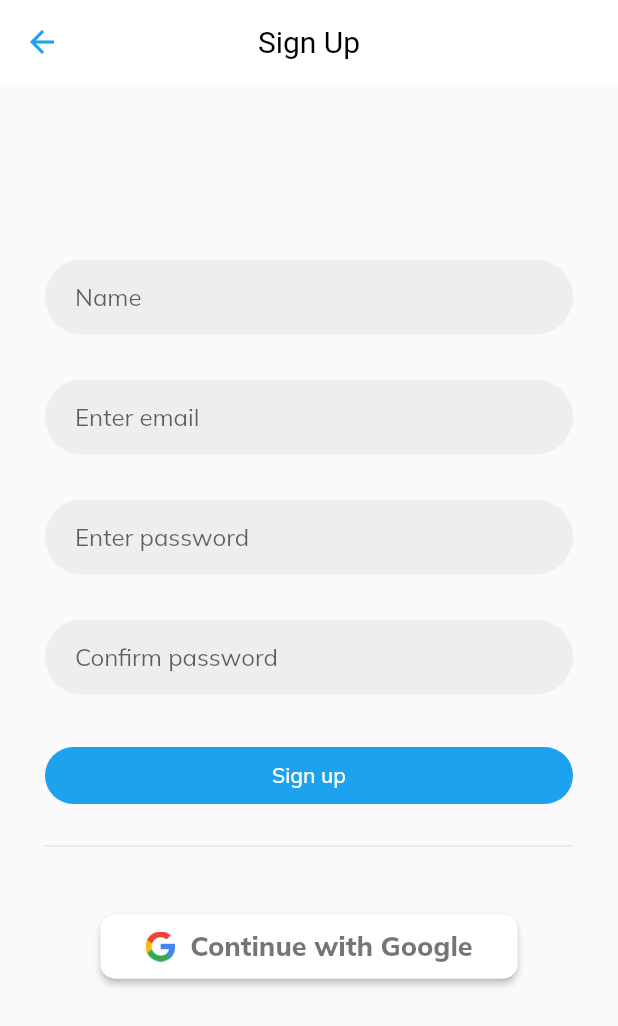
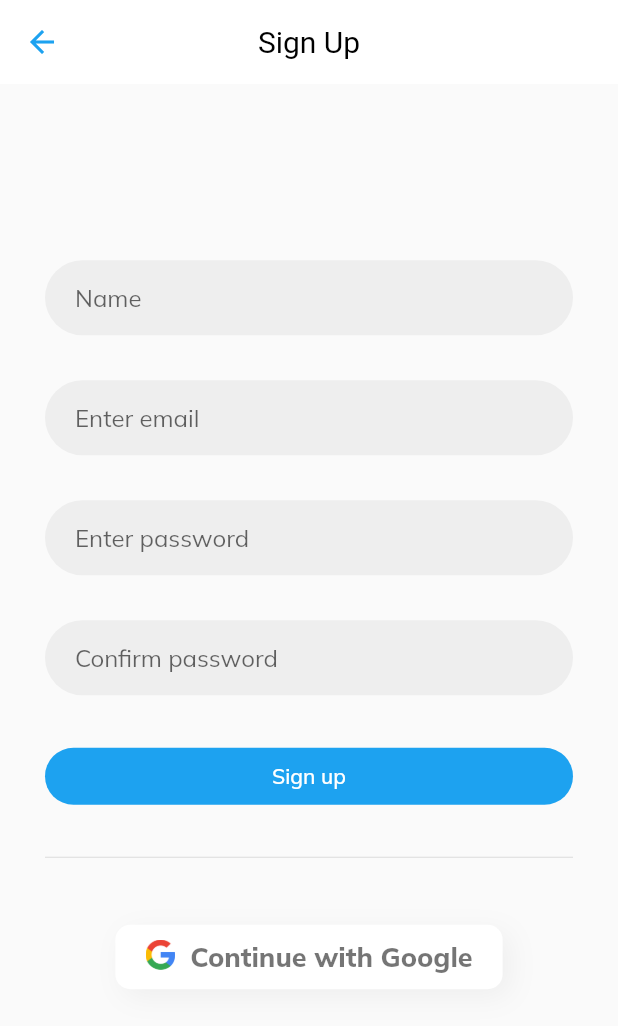
Before and after one commit to TheAlphamerc/flutter_twitter_clone, a Flutter app: the Signup screen opened directly, on a phone screen of 412 x 824 dp. Shown: the top 1026 px of the screen. Run offline on Flutter 3.47's test engine with Material 2 defaults, Android fonts, the phone set to English and light mode, and no system bars; our stand-ins replace firebase_analytics, firebase_auth, firebase_database, firebase_messaging, firebase_remote_config, firebase_storage and 4 more; missing offline and left inert: flutter_advanced_networkimage; accounts and stored records are empty.

Commit message:
:recycle: code refactor 1.:recycle: Google login button moved to seperate widget. 2.:bug:(fix) Username text overflow error.

```diff
--- a/lib/page/Auth/signup.dart
+++ b/lib/page/Auth/signup.dart
@@ -5,9 +5,11 @@ import 'package:flutter_twitter_clone/helper/enum.dart';
 import 'package:flutter_twitter_clone/helper/theme.dart';
 import 'package:flutter_twitter_clone/helper/utility.dart';
 import 'package:flutter_twitter_clone/model/user.dart';
+import 'package:flutter_twitter_clone/page/Auth/widget/googleLoginButton.dart';
 import 'package:flutter_twitter_clone/state/authState.dart';
 import 'package:flutter_twitter_clone/widgets/customWidgets.dart';
 import 'package:flutter_twitter_clone/widgets/newWidget/customLoader.dart';
+import 'package:flutter_twitter_clone/widgets/newWidget/rippleButton.dart';
 import 'package:flutter_twitter_clone/widgets/newWidget/title_text.dart';
 import 'package:provider/provider.dart';
 
@@ -22,7 +24,6 @@ class Signup extends StatefulWidget {
 class _SignupState extends State<Signup> {
   TextEditingController _nameController;
   TextEditingController _emailController;
-  // TextEditingController _mobileController;
   TextEditingController _passwordController;
   TextEditingController _confirmController;
   CustomLoader loader;
@@ -33,18 +34,17 @@ class _SignupState extends State<Signup> {
     loader = CustomLoader();
     _nameController = TextEditingController();
     _emailController = TextEditingController();
-    // _mobileController = TextEditingController();
     _passwordController = TextEditingController();
     _confirmController = TextEditingController();
-    // _emailController.text = 'bruce.wayne@gmail.com';
-    // _passwordController.text = '1234567';
-    // _nameController.text = 'Bruce Wayne';
-    // _mobileController.text =    '9871234567';
-    // _passwordController.text = '1234567';
-    // _confirmController.text = '1234567';
     super.initState();
   }
-
+  void dispose() {
+    _emailController.dispose();
+    _passwordController.dispose();
+    _nameController.dispose();
+    _confirmController.dispose();
+    super.dispose();
+  }
   Widget _body(BuildContext context) {
     return Container(
       height: fullHeight(context) - 88,
@@ -64,8 +64,14 @@ class _SignupState extends State<Signup> {
                 controller: _confirmController, isPassword: true),
             _submitButton(context),
 
-            Divider(),
-            _googleLoginButton(context)
+            Divider(height: 30),
+            SizedBox(height: 30),
+            // _googleLoginButton(context),
+            GoogleLoginButton(
+              loginCallback: widget.loginCallback,
+              loader: loader,
+            ),
+            SizedBox(height: 30),
           ],
         ),
       ),
@@ -117,41 +123,34 @@ class _SignupState extends State<Signup> {
     );
   }
 
-  Widget _googleLoginButton(BuildContext context) {
-    return Container(
-      alignment: Alignment.center,
-      margin: EdgeInsets.symmetric(vertical: 35),
-      child: Row(
-        mainAxisAlignment: MainAxisAlignment.center,
-        children: <Widget>[
-          MaterialButton(
-            elevation: 2,
-            shape:
-                RoundedRectangleBorder(borderRadius: BorderRadius.circular(10)),
-            color: Colors.white,
-            onPressed: _googleLogin,
-            padding: EdgeInsets.symmetric(horizontal: 30, vertical: 10),
-            child: Row(
-              children: <Widget>[
-                Image.asset(
-                  'assets/images/google_logo.png',
-                  height: 20,
-                  width: 20,
-                ),
-                SizedBox(width: 10),
-                TitleText(
-                  'Continue with Google',
-                  color: Colors.black54,
-                ),
-              ],
-            ),
-          ),
-        ],
-      ),
-    );
+  void _googleLogin() {
+    var state = Provider.of<AuthState>(context, listen: false);
+    if (state.isbusy) {
+      return;
+    }
+    loader.showLoader(context);
+    state.handleGoogleSignIn().then((status) {
+      // print(status)
+      if (state.user != null) {
+        loader.hideLoader();
+        Navigator.pop(context);
+        widget.loginCallback();
+      } else {
+        loader.hideLoader();
+        cprint('Unable to login', errorIn: '_googleLoginButton');
+      }
+    });
   }
 
   void _submitForm() {
+    if (_emailController.text.isEmpty) {
+      customSnackBar(_scaffoldKey, 'Please enter name');
+      return;
+    }
+    if (_emailController.text.length > 27) {
+      customSnackBar(_scaffoldKey, 'Name length cannot exceed 27 character');
+      return;
+    }
     if (_emailController.text == null ||
         _emailController.text.isEmpty ||
         _passwordController.text == null ||
@@ -164,6 +163,7 @@ class _SignupState extends State<Signup> {
           _scaffoldKey, 'Password and confirm password did not match');
       return;
     }
+
     loader.showLoader(context);
     var state = Provider.of<AuthState>(context, listen: false);
     Random random = new Random();
@@ -199,25 +199,6 @@ class _SignupState extends State<Signup> {
     );
   }
 
-  void _googleLogin() {
-    var state = Provider.of<AuthState>(context,listen: false);
-    if (state.isbusy) {
-      return;
-    }
-    loader.showLoader(context);
-    state.handleGoogleSignIn().then((status) {
-      // print(status)
-      if (state.user != null) {
-        loader.hideLoader();
-        Navigator.pop(context);
-        widget.loginCallback();
-      } else {
-        loader.hideLoader();
-        cprint('Unable to login', errorIn: '_googleLoginButton');
-      }
-    });
-  }
-
   @override
   Widget build(BuildContext context) {
     return Scaffold(
--- /dev/null
+++ b/lib/page/Auth/widget/googleLoginButton.dart
@@ -0,0 +1,66 @@
+import 'package:flutter/material.dart';
+import 'package:flutter_twitter_clone/helper/utility.dart';
+import 'package:flutter_twitter_clone/state/authState.dart';
+import 'package:flutter_twitter_clone/widgets/newWidget/customLoader.dart';
+import 'package:flutter_twitter_clone/widgets/newWidget/rippleButton.dart';
+import 'package:flutter_twitter_clone/widgets/newWidget/title_text.dart';
+import 'package:provider/provider.dart';
+
+class GoogleLoginButton extends StatelessWidget {
+  const GoogleLoginButton({Key key, @required this.loader, this.loginCallback});
+  final CustomLoader loader;
+  final Function loginCallback;
+  void _googleLogin(context) {
+    var state = Provider.of<AuthState>(context, listen: false);
+    loader.showLoader(context);
+    state.handleGoogleSignIn().then((status) {
+      // print(status)
+      if (state.user != null) {
+        loader.hideLoader();
+        Navigator.pop(context);
+        loginCallback();
+      } else {
+        loader.hideLoader();
+        cprint('Unable to login', errorIn: '_googleLoginButton');
+      }
+    });
+  }
+
+  @override
+  Widget build(BuildContext context) {
+    return RippleButton(
+      onPressed: (){
+        _googleLogin(context);
+      },
+      borderRadius: BorderRadius.circular(10),
+      child: Container(
+        padding: EdgeInsets.symmetric(horizontal: 20, vertical: 10),
+        decoration: BoxDecoration(
+          color: Colors.white,
+          borderRadius: BorderRadius.circular(10),
+          boxShadow: <BoxShadow>[
+            BoxShadow(
+              color: Color(0xffeeeeee),
+              blurRadius: 15,
+              offset: Offset(5, 5),
+            ),
+          ],
+        ),
+        child: Wrap(
+          children: <Widget>[
+            Image.asset(
+              'assets/images/google_logo.png',
+              height: 20,
+              width: 20,
+            ),
+            SizedBox(width: 10),
+            TitleText(
+              'Continue with Google',
+              color: Colors.black54,
+            ),
+          ],
+        ),
+      ),
+    );
+  }
+}
--- a/lib/state/chats/chatState.dart
+++ b/lib/state/chats/chatState.dart
@@ -250,10 +250,12 @@ class ChatState extends AppState {
 
   void dispose() {
     var user = _chatUserList.firstWhere((x) => x.key == chatUser.userId);
-    user.message =  _messageList.first.message;
-    user.createdAt = _messageList.first.createdAt;//;
+    if (_messageList != null) {
+      user.message = _messageList.first.message;
+      user.createdAt = _messageList.first.createdAt; //;
       _messageList = null;
       notifyListeners();
+    }
   }
 
   final FirebaseMessaging firebaseMessaging = FirebaseMessaging();
--- a/lib/widgets/newWidget/title_text.dart
+++ b/lib/widgets/newWidget/title_text.dart
@@ -7,14 +7,16 @@ class TitleText extends StatelessWidget {
   final Color color;
   final FontWeight fontWeight;
   final TextAlign textAlign;
-  const TitleText(this.text,
-      {Key key,
-      this.fontSize = 18,
-      this.color = Colors.black,
-      this.fontWeight = FontWeight.w800,
-      this.textAlign = TextAlign.left,
-      })
-      : super(key: key);
+  final TextOverflow overflow;
+  const TitleText(
+    this.text, {
+    Key key,
+    this.fontSize = 18,
+    this.color = Colors.black,
+    this.fontWeight = FontWeight.w800,
+    this.textAlign = TextAlign.left,
+    this.overflow = TextOverflow.visible,
+  }) : super(key: key);
   @override
   Widget build(BuildContext context) {
     return Text(
@@ -25,6 +27,7 @@ class TitleText extends StatelessWidget {
         color: color,
       ),
       textAlign: textAlign,
+      overflow: overflow,
     );
   }
 }
```
Also changed, not shown: lib/page/Auth/signin.dart (+22 -63 lines), lib/page/common/widget/userListWidget.dart (+6 -7 lines), lib/page/feed/composeTweet/composeTweet.dart (+20 -21 lines), lib/page/message/chatListPage.dart (+6 -4 lines), lib/page/message/newMessagePage.dart (+9 -8 lines), lib/page/profile/EditProfilePage.dart (+15 -7 lines), lib/page/search/SearchPage.dart (+5 -9 lines), lib/widgets/tweet/tweet.dart (+15 -14 lines), lib/widgets/tweet/widgets/retweetWidget.dart (+7 -4 lines). Lines whose indentation alone changed are shown as unchanged.
